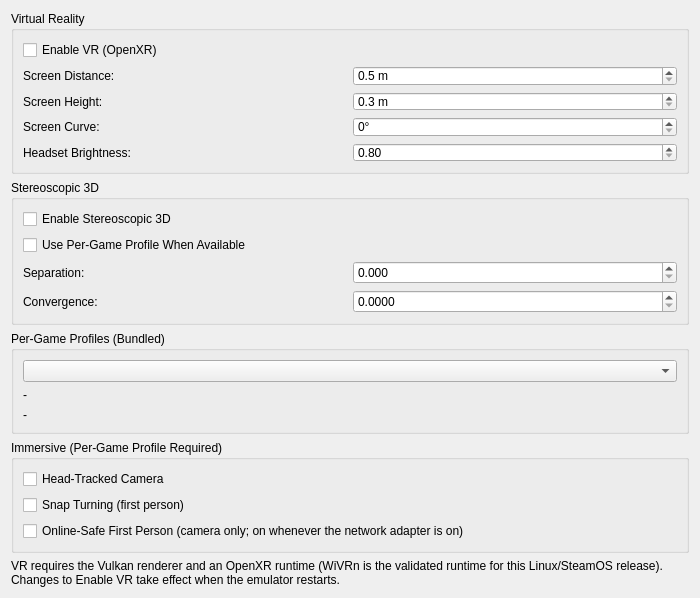
Qt form pcsx2-qt/Settings/VRSettingsWidget.ui (beadbeed/PenguinScreen2) before a commit.
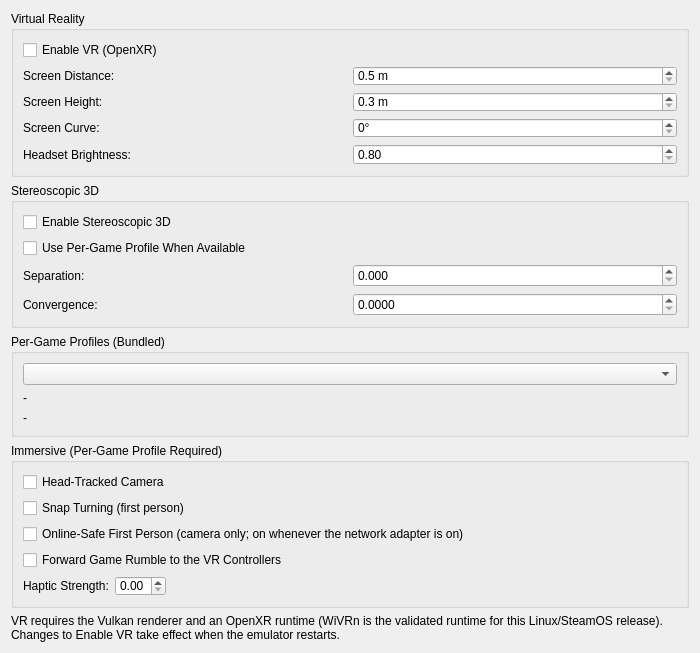
The same form after that commit.

Commit message: VR: haptics from the game (hits, shots, heartbeat, forwarded rumble)

What changed in the file:
```diff
--- a/pcsx2-qt/Settings/VRSettingsWidget.ui
+++ b/pcsx2-qt/Settings/VRSettingsWidget.ui
@@ -280,6 +280,56 @@
         </property>
        </widget>
       </item>
+      <item>
+       <widget class="QCheckBox" name="gameRumble">
+        <property name="text">
+         <string>Forward Game Rumble to the VR Controllers</string>
+        </property>
+       </widget>
+      </item>
+      <item>
+       <layout class="QHBoxLayout" name="hapticStrengthLayout">
+        <item>
+         <widget class="QLabel" name="hapticStrengthLabel">
+          <property name="text">
+           <string>Haptic Strength:</string>
+          </property>
+          <property name="buddy">
+           <cstring>hapticStrength</cstring>
+          </property>
+         </widget>
+        </item>
+        <item>
+         <widget class="QDoubleSpinBox" name="hapticStrength">
+          <property name="decimals">
+           <number>2</number>
+          </property>
+          <property name="minimum">
+           <double>0.000000000000000</double>
+          </property>
+          <property name="maximum">
+           <double>1.000000000000000</double>
+          </property>
+          <property name="singleStep">
+           <double>0.100000000000000</double>
+          </property>
+         </widget>
+        </item>
+        <item>
+         <spacer name="hapticStrengthSpacer">
+          <property name="orientation">
+           <enum>Qt::Orientation::Horizontal</enum>
+          </property>
+          <property name="sizeHint" stdset="0">
+           <size>
+            <width>40</width>
+            <height>20</height>
+           </size>
+          </property>
+         </spacer>
+        </item>
+       </layout>
+      </item>
      </layout>
     </widget>
    </item>
```
Left out of the diff: 2 changed lines with no effect on the pictures. The commit also changes 16 other files.
